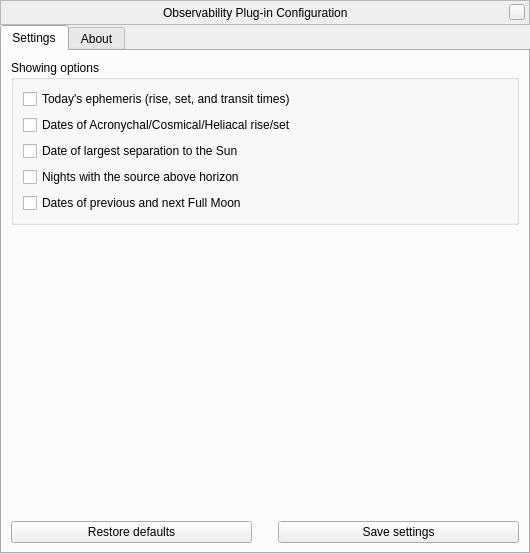
Above: plugins/Observability/src/gui/ObservabilityDialog.ui from Stellarium/stellarium before the change. Below: the same form after it.
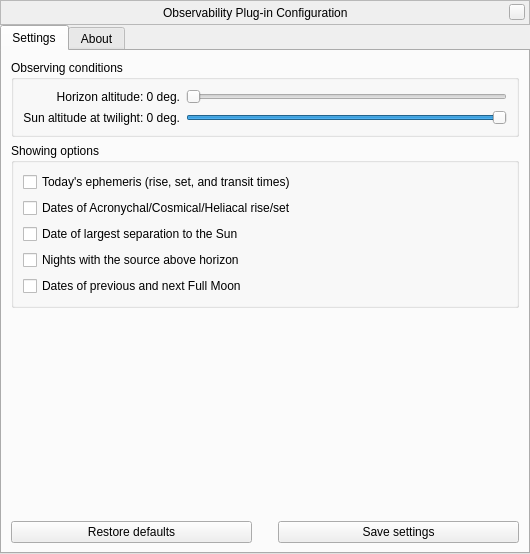
That is the form after the change. Custom widgets are drawn as their Qt base class.

Diff of the .ui file:
```diff
--- a/plugins/Observability/src/gui/ObservabilityDialog.ui
+++ b/plugins/Observability/src/gui/ObservabilityDialog.ui
@@ -255,7 +255,7 @@
          </layout>
         </widget>
        </item> -->
-       <!-- <item>
+       <item>
         <widget class="QGroupBox" name="observingConditionsBox">
          <property name="title">
           <string>Observing conditions</string>
@@ -306,7 +306,7 @@
           </item>
          </layout>
         </widget>
-       </item> -->
+       </item>
        <item>
         <widget class="QGroupBox" name="displayedFieldsBox">
          <property name="title">
```
